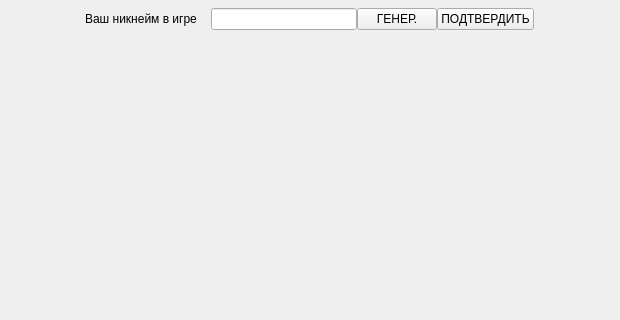
The window that mainwindow.ui (badcast/pixelblast-game) describes before a commit, drawn with Qt 5; both pictures show x 180 to 800 and y 0 to 320 of the 1024 by 768 pixel window.
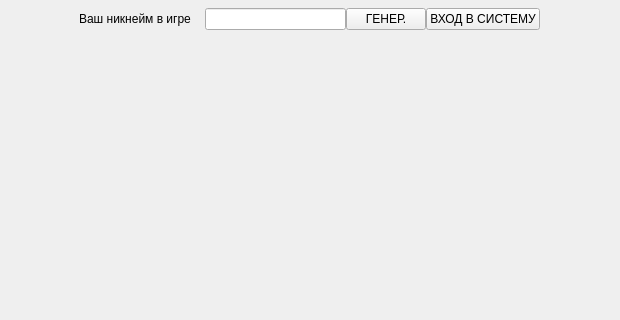
The same window after the commit.

What changed in the file:
```diff
--- a/mainwindow.ui
+++ b/mainwindow.ui
@@ -100,7 +100,7 @@
        <item row="0" column="5">
         <widget class="QPushButton" name="loginIdBut">
          <property name="text">
-          <string>ПОДТВЕРДИТЬ</string>
+          <string>ВХОД В СИСТЕМУ</string>
          </property>
         </widget>
        </item>
```
